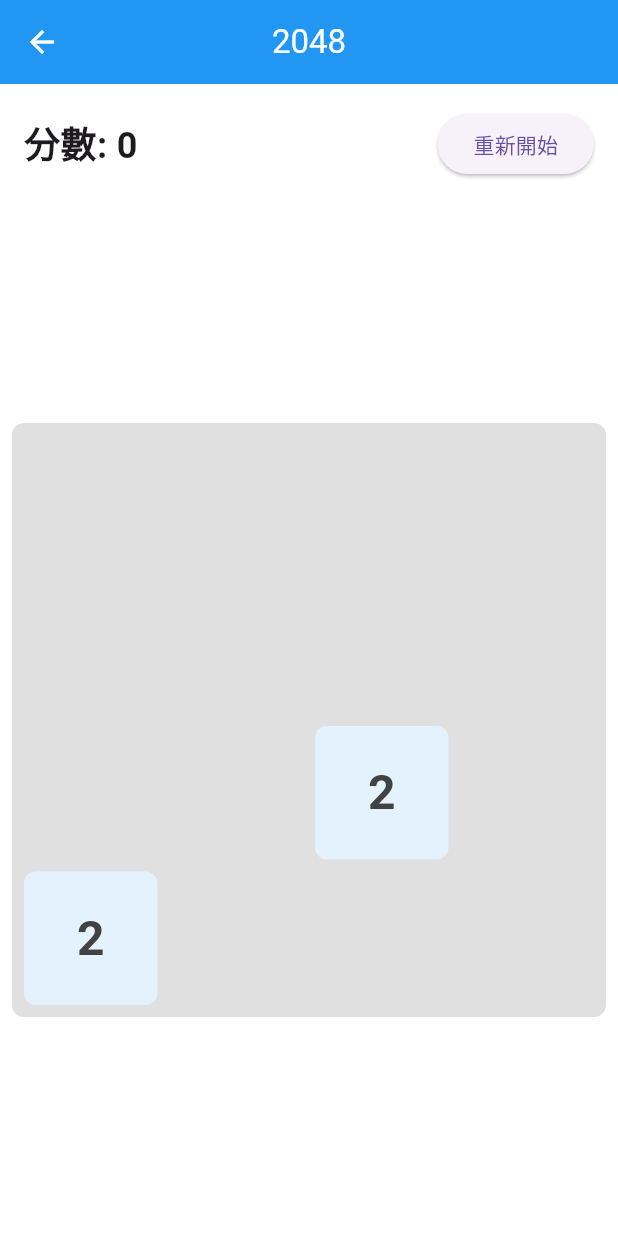
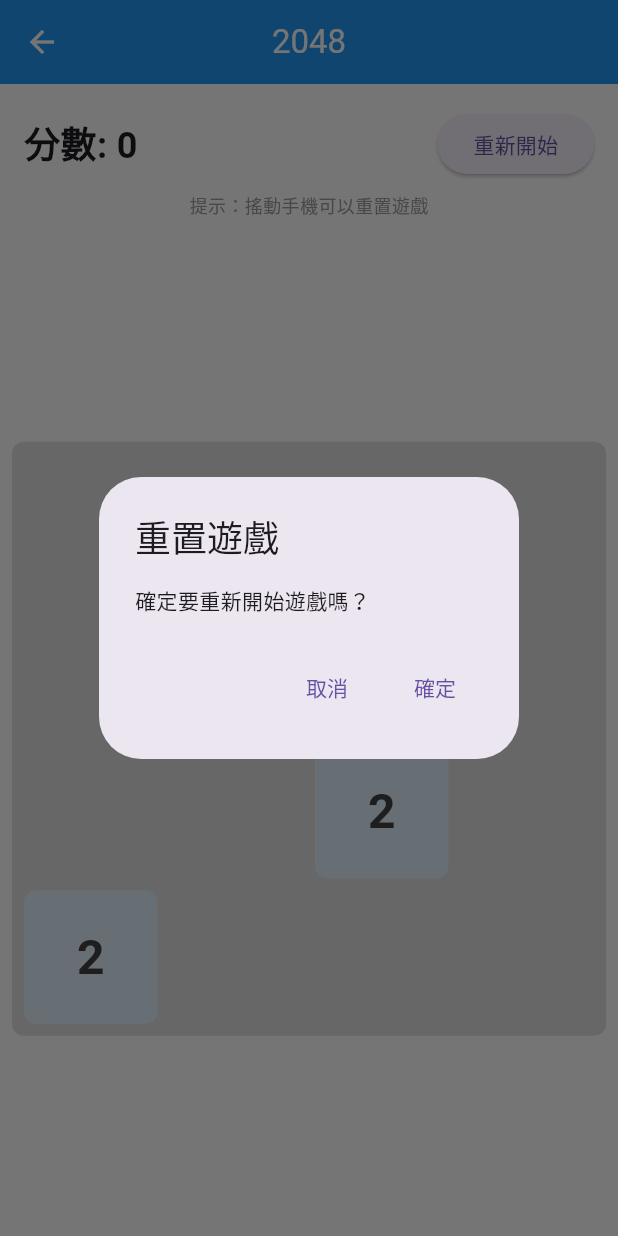
Before and after one commit to ikl7895/app, a Flutter app: the Game2048Screen screen opened directly, after a tap on "重新開始", on a phone screen of 412 x 824 dp. Run offline on Flutter 3.47's test engine with Material 3 defaults, Android fonts, the phone set to English and light mode, and no system bars; our stand-ins replace sensors_plus, shared_preferences; missing offline and left inert: dialog_flowtter; accounts and stored records are empty.

Commit message:
Update game_board.dart

```diff
--- a/app/lib/widgets/game_board.dart
+++ b/app/lib/widgets/game_board.dart
@@ -1,5 +1,7 @@
 import 'package:flutter/material.dart';
 import 'dart:math';
+import 'package:sensors_plus/sensors_plus.dart';
+import 'dart:async';
 import 'game_tile.dart';
 
 class GameBoard extends StatefulWidget {
@@ -13,12 +15,63 @@ class _GameBoardState extends State<GameBoard> {
   List<List<int>> board = List.generate(4, (_) => List.filled(4, 0));
   int score = 0;
   bool gameOver = false;
+  StreamSubscription? _accelerometerSubscription;
+  DateTime? _lastShakeTime;
 
   @override
   void initState() {
     super.initState();
     addNewTile();
     addNewTile();
+    _initAccelerometer();
+  }
+
+  void _initAccelerometer() {
+    _accelerometerSubscription = accelerometerEvents.listen((event) {
+      // 計算加速度的總和
+      double acceleration = event.x * event.x +
+                          event.y * event.y +
+                          event.z * event.z;
+
+      // 如果加速度超過某個閾值，且距離上次搖動超過1秒
+      if (acceleration > 250) {
+        final now = DateTime.now();
+        if (_lastShakeTime == null ||
+            now.difference(_lastShakeTime!) > const Duration(seconds: 1)) {
+          _lastShakeTime = now;
+          _showResetConfirmation();
+        }
+      }
+    });
+  }
+
+  void _showResetConfirmation() {
+    showDialog(
+      context: context,
+      builder: (context) => AlertDialog(
+        title: const Text('重置遊戲'),
+        content: const Text('確定要重新開始遊戲嗎？'),
+        actions: [
+          TextButton(
+            onPressed: () => Navigator.pop(context),
+            child: const Text('取消'),
+          ),
+          TextButton(
+            onPressed: () {
+              Navigator.pop(context);
+              resetGame();
+            },
+            child: const Text('確定'),
+          ),
+        ],
+      ),
+    );
+  }
+
+  @override
+  void dispose() {
+    _accelerometerSubscription?.cancel();
+    super.dispose();
   }
 
   void addNewTile() {
@@ -233,7 +286,9 @@ class _GameBoardState extends State<GameBoard> {
       children: [
         Padding(
           padding: const EdgeInsets.all(16.0),
-          child: Row(
+          child: Column(
+            children: [
+              Row(
                 mainAxisAlignment: MainAxisAlignment.spaceBetween,
                 children: [
                   Text(
@@ -244,8 +299,18 @@ class _GameBoardState extends State<GameBoard> {
                     ),
                   ),
                   ElevatedButton(
-                onPressed: resetGame,
+                    onPressed: () => _showResetConfirmation(),
                     child: const Text('重新開始'),
+                  ),
+                ],
+              ),
+              const SizedBox(height: 8),
+              const Text(
+                '提示：搖動手機可以重置遊戲',
+                style: TextStyle(
+                  color: Colors.grey,
+                  fontSize: 12,
+                ),
               ),
             ],
           ),
```
Lines whose indentation alone changed are shown as unchanged.
